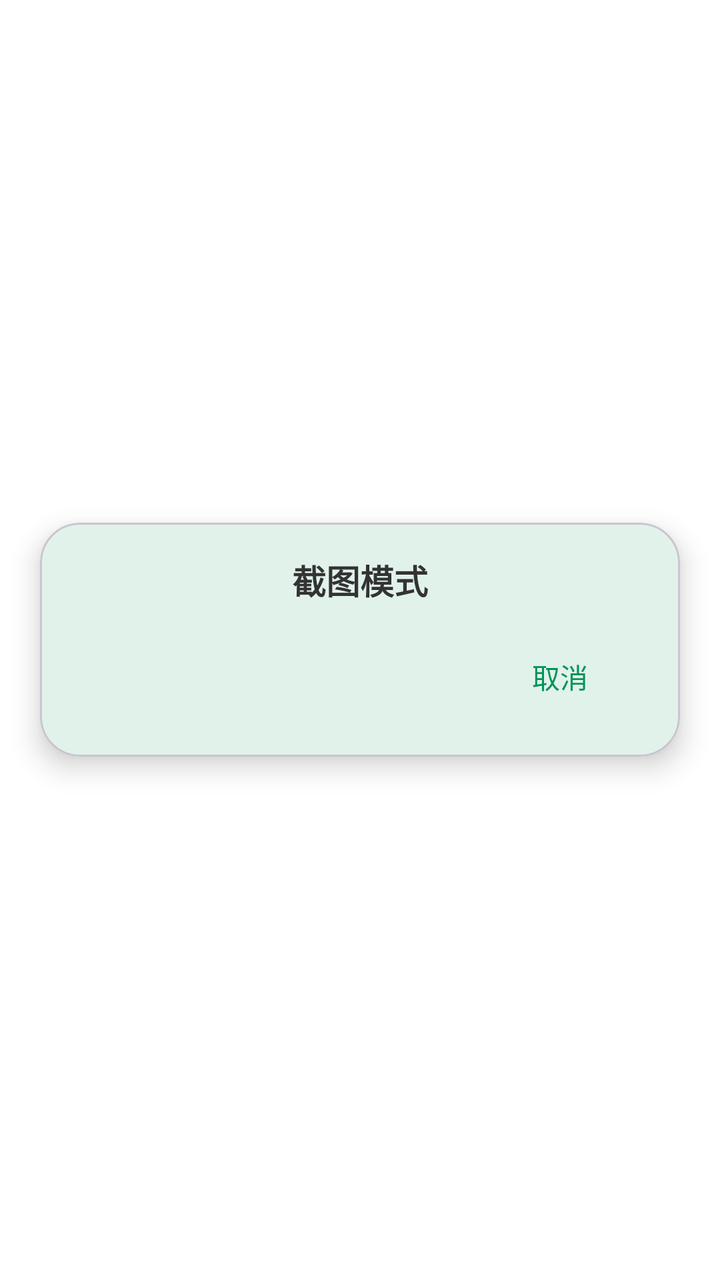
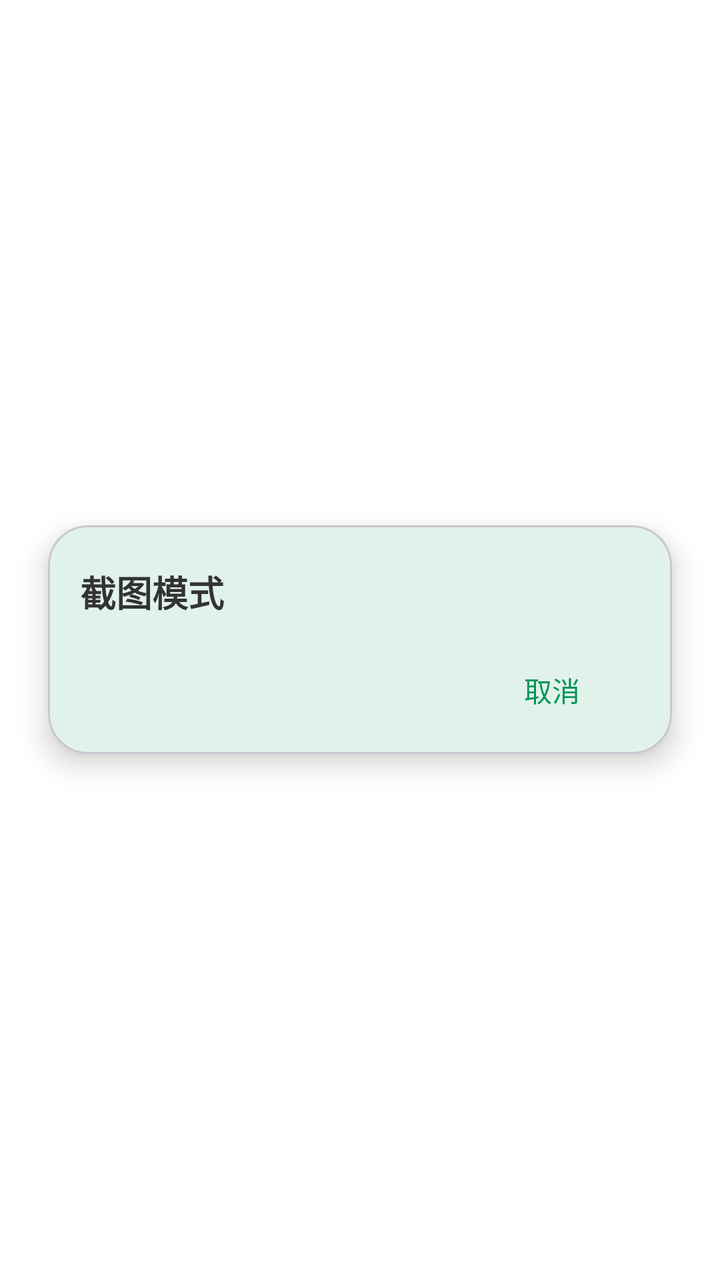

Compare the two renders of this Android layout. The source of the first and the diff that turns it into the second are given below.
<!-- AndroidManifest.xml: activity theme Theme.PureShot.Dialog -->
<!-- res/layout/activity_mode_chooser.xml -->
<?xml version="1.0" encoding="utf-8"?>
<FrameLayout xmlns:android="http://schemas.android.com/apk/res/android"
    xmlns:app="http://schemas.android.com/apk/res-auto"
    android:layout_width="match_parent"
    android:layout_height="match_parent">

    <com.google.android.material.card.MaterialCardView
        android:layout_width="320dp"
        android:layout_height="wrap_content"
        android:layout_gravity="center"
        app:cardCornerRadius="20dp"
        app:cardElevation="8dp">

        <LinearLayout
            android:layout_width="match_parent"
            android:layout_height="wrap_content"
            android:orientation="vertical"
            android:padding="16dp">

            <TextView
                android:layout_width="wrap_content"
                android:layout_height="wrap_content"
                android:layout_gravity="center_horizontal"
                android:layout_marginBottom="12dp"
                android:text="@string/home_mode_title"
                android:textColor="?attr/colorOnSurface"
                android:textSize="17sp"
                android:textStyle="bold" />

            <LinearLayout
                android:id="@+id/chooser_container"
                android:layout_width="match_parent"
                android:layout_height="wrap_content"
                android:orientation="vertical" />

            <com.google.android.material.button.MaterialButton
                android:id="@+id/btn_chooser_cancel"
                style="@style/Widget.Material3.Button.TextButton"
                android:layout_width="wrap_content"
                android:layout_height="wrap_content"
                android:layout_gravity="end"
                android:text="@string/cancel" />
        </LinearLayout>
    </com.google.android.material.card.MaterialCardView>
</FrameLayout>
<!-- resources referenced by this layout -->
<resources>
  <string name="cancel">取消</string>
  <string name="home_mode_title">截图模式</string>
  <style name="Theme.PureShot.Dialog" parent="Theme.PureShot">
          <item name="android:windowIsTranslucent">true</item>
          <item name="android:windowBackground">@android:color/transparent</item>
          <item name="android:backgroundDimEnabled">true</item>
          <item name="android:backgroundDimAmount">0.5</item>
      </style>
  <style name="Theme.PureShot" parent="Theme.Material3.DayNight.NoActionBar">
          <item name="colorPrimary">@color/app_primary</item>
          <item name="colorOnPrimary">@color/app_on_primary</item>
          <item name="colorPrimaryContainer">@color/app_primary_container</item>
          <item name="colorOnPrimaryContainer">@color/app_on_primary_container</item>
          <item name="colorSecondary">@color/app_secondary</item>
          <item name="colorOnSecondary">@color/app_on_secondary</item>
          <item name="android:colorBackground">@color/app_background</item>
          <item name="colorOnBackground">@color/app_on_background</item>
          <item name="colorSurface">@color/app_surface</item>
          <item name="colorOnSurface">@color/app_on_surface</item>
          <item name="colorSurfaceVariant">@color/app_surface_variant</item>
          <item name="colorOnSurfaceVariant">@color/app_on_surface_variant</item>
          <item name="colorOutline">@color/app_outline</item>
          <item name="android:statusBarColor">@color/app_background</item>
          <item name="android:navigationBarColor">@color/app_background</item>
          <item name="android:windowLightStatusBar">@bool/light_status_bar</item>
          <item name="materialAlertDialogTheme">@style/Theme.PureShot.Dialog.Alert</item>
      </style>
  <color name="app_primary">@color/brand_primary</color>
  <color name="app_on_primary">#FFFFFF</color>
  <color name="app_primary_container">#CCF3E2</color>
  <color name="app_on_primary_container">#00341D</color>
  <color name="app_secondary">@color/brand_light_green</color>
  <color name="app_on_secondary">#FFFFFF</color>
  <color name="app_background">#FFFFFF</color>
  <color name="app_on_background">#333333</color>
  <color name="app_surface">#FFFFFF</color>
  <color name="app_on_surface">#333333</color>
  <color name="app_surface_variant">#F2F5F3</color>
  <color name="app_on_surface_variant">#5F6B65</color>
  <color name="app_outline">#C3CCC7</color>
  <style name="Theme.PureShot.Dialog.Alert" parent="ThemeOverlay.Material3.MaterialAlertDialog" />
  <color name="brand_primary">#009458</color>
  <color name="brand_light_green">#34B97C</color>
</resources>

<!-- the commit's change to res/layout/activity_mode_chooser.xml (unified diff, before → after) -->
@@ -5,9 +5,10 @@
     android:layout_height="match_parent">
 
     <com.google.android.material.card.MaterialCardView
-        android:layout_width="320dp"
+        android:layout_width="match_parent"
         android:layout_height="wrap_content"
         android:layout_gravity="center"
+        android:layout_margin="24dp"
         app:cardCornerRadius="20dp"
         app:cardElevation="8dp">
 
@@ -15,16 +16,18 @@
             android:layout_width="match_parent"
             android:layout_height="wrap_content"
             android:orientation="vertical"
-            android:padding="16dp">
+            android:paddingStart="16dp"
+            android:paddingTop="20dp"
+            android:paddingEnd="16dp"
+            android:paddingBottom="8dp">
 
             <TextView
                 android:layout_width="wrap_content"
                 android:layout_height="wrap_content"
-                android:layout_gravity="center_horizontal"
                 android:layout_marginBottom="12dp"
                 android:text="@string/home_mode_title"
                 android:textColor="?attr/colorOnSurface"
-                android:textSize="17sp"
+                android:textSize="18sp"
                 android:textStyle="bold" />
 
             <LinearLayout
